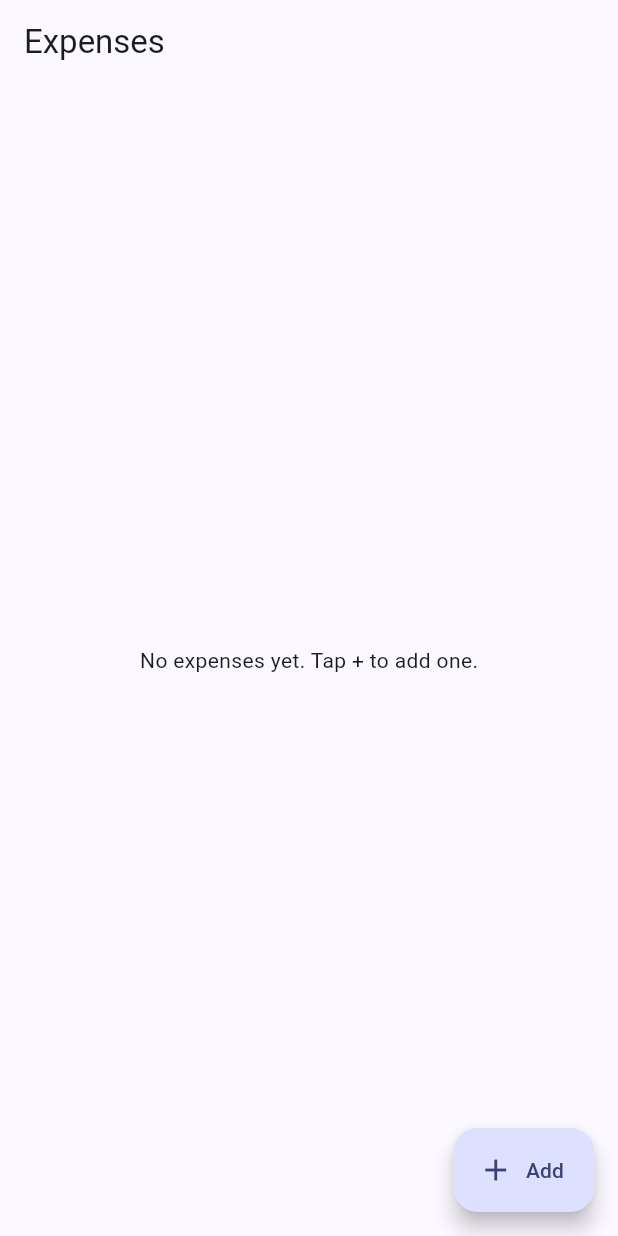
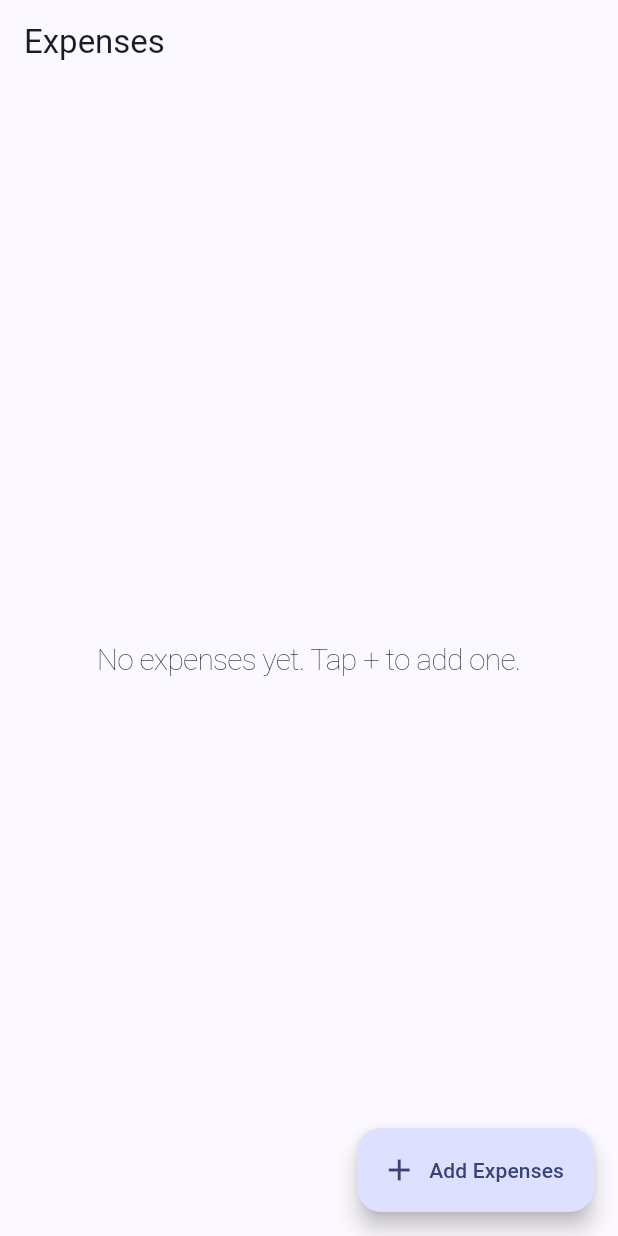
Before and after one commit to NicoJohnSanLorenzo/bsis3A-flutter-expensetracker-sanlorenzo, a Flutter app: the screen it shows after launch, on a phone screen of 412 x 824 dp. Run offline on Flutter 3.47's test engine with Material 3 defaults, Android fonts, the phone set to English and light mode, and no system bars.

Commit message:
"Improved Center"

```diff
--- a/lib/screens/expenses_home_page.dart
+++ b/lib/screens/expenses_home_page.dart
@@ -72,7 +72,12 @@ class _ExpensesHomePageState extends State<ExpensesHomePage> {
           Expanded(
             child: _expenses.isEmpty
                 ? const Center(
-                    child: Text('No expenses yet. Tap + to add one.'),
+                    child: Text('No expenses yet. Tap + to add one.',
+                    style: TextStyle(
+                      fontSize: 20,
+                      fontWeight: FontWeight.w100,
+                      letterSpacing: -0.5,
+                    ),),
                   )
                 : ListView.builder(
                     itemCount: _expenses.length,
@@ -100,7 +105,7 @@ class _ExpensesHomePageState extends State<ExpensesHomePage> {
       floatingActionButton: FloatingActionButton.extended(
         onPressed: _openAddExpensePage,
         icon: const Icon(Icons.add),
-        label: const Text('Add'),
+        label: const Text('Add Expenses'),
       ),
     );
   }
```
